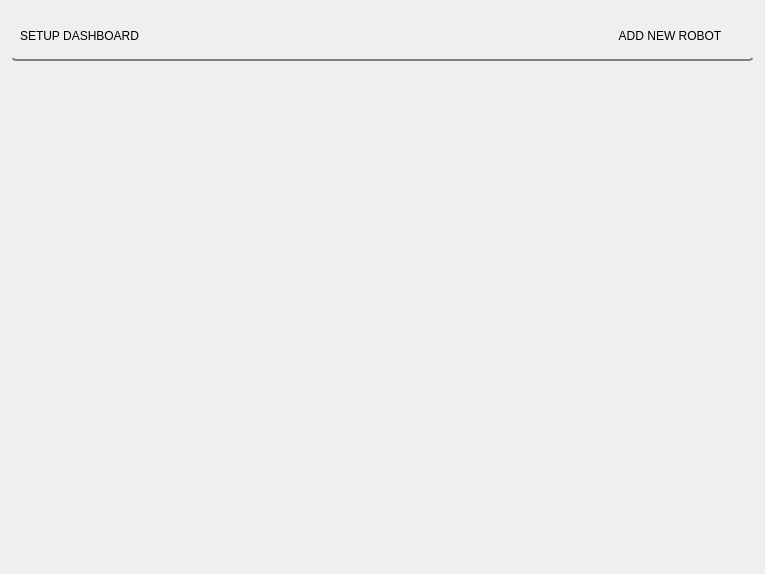
Above: setup_panel/resource/setup_dashboard.ui from GroupOfRobots/MiniRysRQT before the change. Below: the same form after it.
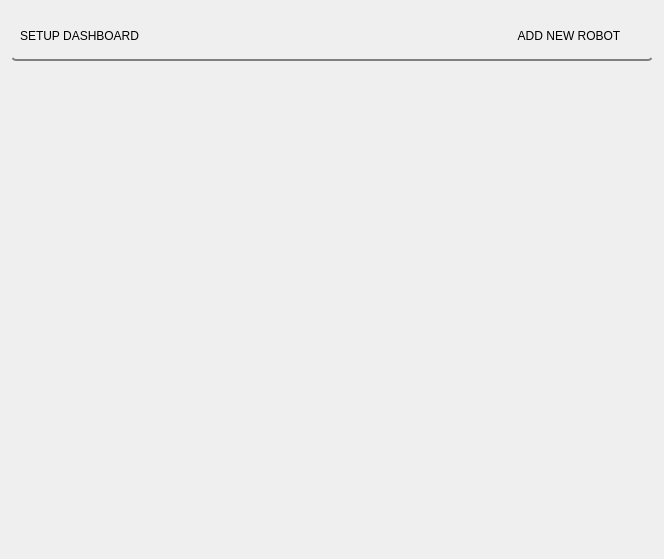
That is the form after the change.

Patch:
```diff
--- a/setup_panel/resource/setup_dashboard.ui
+++ b/setup_panel/resource/setup_dashboard.ui
@@ -6,8 +6,8 @@
    <rect>
     <x>0</x>
     <y>0</y>
-    <width>765</width>
-    <height>574</height>
+    <width>664</width>
+    <height>559</height>
    </rect>
   </property>
   <property name="windowTitle">
@@ -96,8 +96,8 @@
        <rect>
         <x>0</x>
         <y>0</y>
-        <width>747</width>
-        <height>500</height>
+        <width>642</width>
+        <height>480</height>
        </rect>
       </property>
       <property name="sizePolicy">
```
Left out of the diff: 27 changed lines with no effect on the pictures.
